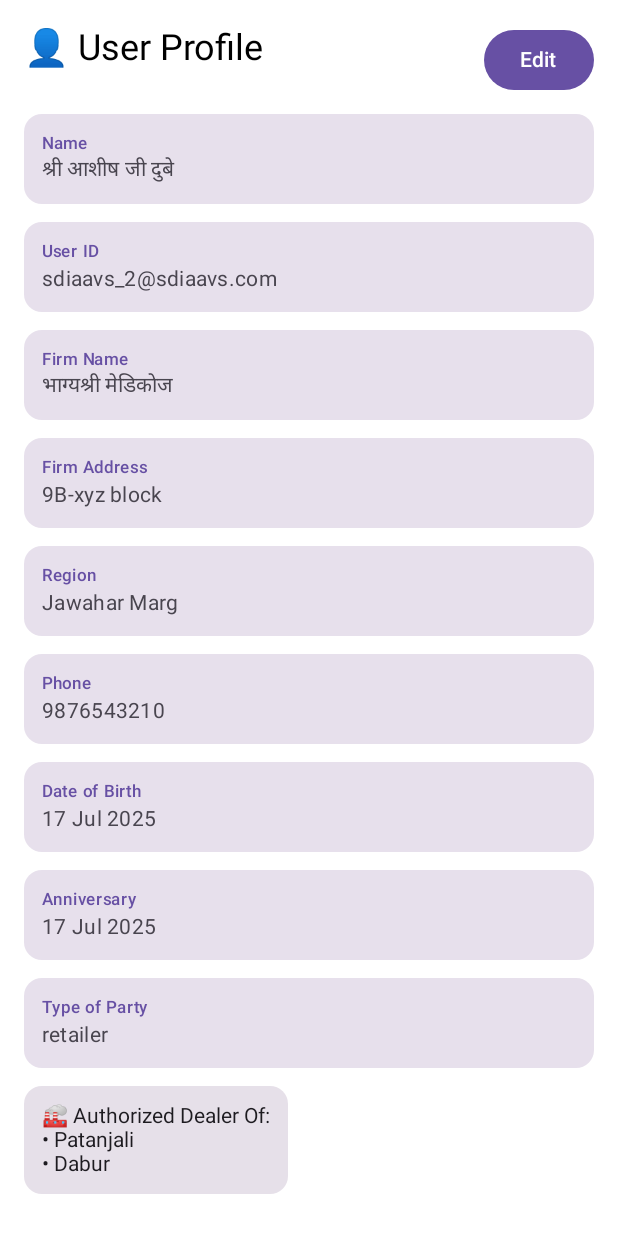
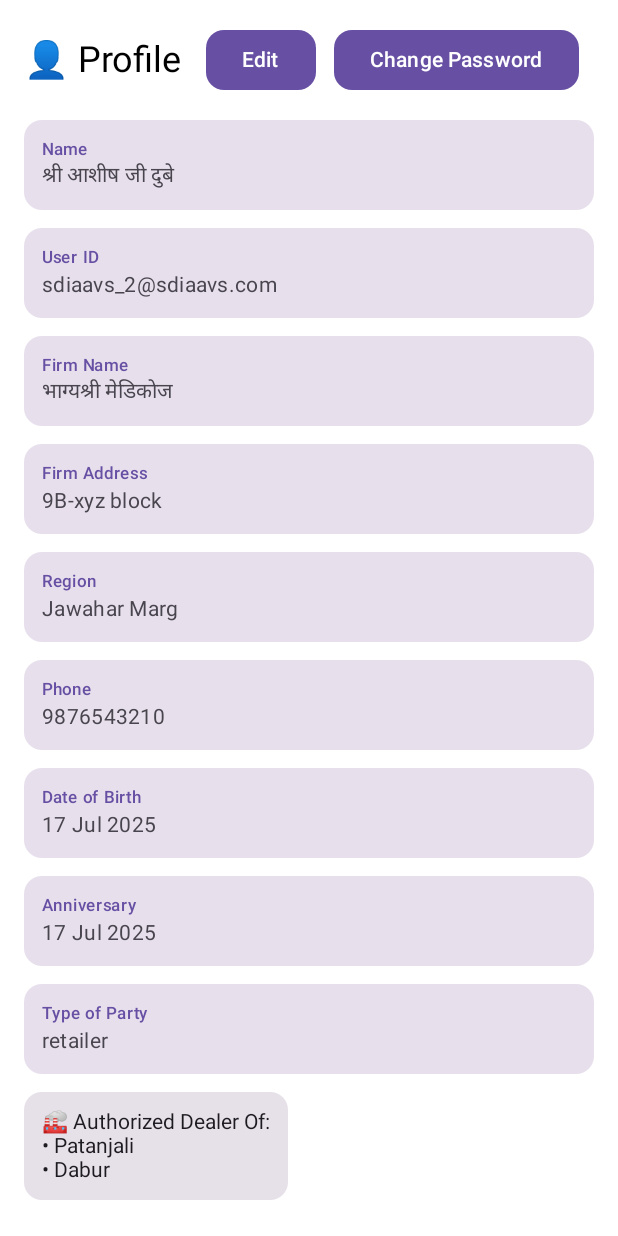
Before and after one commit to Hrishikesh30/SDIAAVS, an Android app built with Jetpack Compose: the @Preview function ProfileContentPreview, on a phone screen of 412 x 824 dp. Run offline under Robolectric (Android 15) with nearby library versions, the phone set to English and light mode, and no system bars; our stand-ins replace Firebase (no records; nobody signed in at launch, a user with empty details on screens opened directly).

Commit message:
Modified: UI of the profile page. Added new button for change Password in UI

```diff
--- a/app/src/main/java/com/example/sdiaavs/ui/content/ProfilePage.kt
+++ b/app/src/main/java/com/example/sdiaavs/ui/content/ProfilePage.kt
@@ -14,7 +14,9 @@ import androidx.compose.foundation.layout.fillMaxSize
 import androidx.compose.foundation.layout.fillMaxWidth
 import androidx.compose.foundation.layout.height
 import androidx.compose.foundation.layout.padding
+import androidx.compose.foundation.layout.width
 import androidx.compose.foundation.rememberScrollState
+import androidx.compose.foundation.shape.RoundedCornerShape
 import androidx.compose.foundation.verticalScroll
 import androidx.compose.material.icons.Icons
 import androidx.compose.material.icons.filled.Close
@@ -26,6 +28,7 @@ import androidx.compose.material3.CardDefaults
 import androidx.compose.material3.CircularProgressIndicator
 import androidx.compose.material3.Icon
 import androidx.compose.material3.MaterialTheme
+import androidx.compose.material3.OutlinedButton
 import androidx.compose.material3.OutlinedTextField
 import androidx.compose.material3.Text
 import androidx.compose.material3.TextField
@@ -80,6 +83,13 @@ fun ProfilePage(
             },
             onCancel = {
                 profileViewModel.cancelEditing(u)
+            },
+            onPasswordUpdate = {
+                uid?.let {
+                    authViewModel.updatePassword(it, newPassword = "") {
+                        Toast.makeText(context, "Password updated", Toast.LENGTH_SHORT).show()
+                    }
+                }
             }
         )
     } ?: run {
@@ -98,7 +108,8 @@ fun ProfileContent(
     user: UserData,
     viewModel: ProfileViewModel,
     onSave: () -> Unit,
-    onCancel: () -> Unit
+    onCancel: () -> Unit,
+    onPasswordUpdate: () -> Unit
 ) {
     val isEditing by viewModel.isEditing
     val firmAddress by viewModel.firmAddress
@@ -106,6 +117,29 @@ fun ProfileContent(
     val phone by viewModel.phone
     val dob by viewModel.dob
     val anniversary by viewModel.anniversary
+    Column(modifier = Modifier.fillMaxSize()) {
+        // Row 1: Title
+        Row(
+            modifier = Modifier
+                .fillMaxWidth()
+                .padding(start = 16.dp, top = 16.dp, end = 16.dp),
+            verticalAlignment = Alignment.CenterVertically
+        ) {
+            Text(
+                text = "\uD83D\uDC64 Profile",
+                style = MaterialTheme.typography.headlineSmall
+            )
+            Spacer(modifier = Modifier.width(16.dp))
+            ProfileActionButtons(
+                onSave = onSave,
+                onCancel = onCancel,
+                onEdit = { viewModel.toggleEditing() },
+                onChangePassword = onPasswordUpdate,
+                isEditing = isEditing,
+                modifier = Modifier.alignByBaseline()
+            )
+        }
+
 
         Column(
             modifier = Modifier
@@ -113,32 +147,23 @@ fun ProfileContent(
                 .padding(16.dp),
             verticalArrangement = Arrangement.spacedBy(12.dp)
         ) {
-        Row(
-            modifier = Modifier.fillMaxWidth(),
-            horizontalArrangement = Arrangement.SpaceBetween
-        ) {
-            Text("👤 User Profile", style = MaterialTheme.typography.headlineSmall)
-
-            if (isEditing) {
-                Row(horizontalArrangement = Arrangement.spacedBy(8.dp)) {
-                    Button(onClick = onSave) { Text("Save") }
-                    Button(onClick = onCancel) { Text("Cancel") }
-                }
-            } else {
-                Button(onClick = { viewModel.toggleEditing() }) { Text("Edit") }
-            }
-        }
 
             ProfileField("Name", user.name ?: "-")
             ProfileField("User ID", user.email ?: "-")
             ProfileField("Firm Name", user.firmName ?: "-")
 
             if (isEditing) {
-            EditableProfileField("Firm Address", firmAddress) { viewModel.updateField("firmAddress", it) }
+                EditableProfileField(
+                    "Firm Address",
+                    firmAddress
+                ) { viewModel.updateField("firmAddress", it) }
                 EditableProfileField("Region", region) { viewModel.updateField("region", it) }
                 EditableProfileField("Phone", phone) { viewModel.updateField("phone", it) }
                 EditableDatePicker("Date of Birth", dob) { viewModel.updateField("dob", it) }
-            EditableDatePicker("Anniversary", anniversary) { viewModel.updateField("anniversary", it) }
+                EditableDatePicker(
+                    "Anniversary",
+                    anniversary
+                ) { viewModel.updateField("anniversary", it) }
 
             } else {
                 ProfileField("Firm Address", firmAddress)
@@ -149,7 +174,7 @@ fun ProfileContent(
             }
 
             ProfileField("Type of Party", user.typeOfParty ?: "-")
-        if(isEditing){
+            if (isEditing) {
                 EditableAuthDealer(profileViewModel = viewModel)
             }
             if (!user.authDOC.isNullOrEmpty()) {
@@ -162,6 +187,39 @@ fun ProfileContent(
                 }
             }
             Spacer(modifier = Modifier.height(100.dp))
+        }
+    }
+}
+
+@Composable
+fun ProfileActionButtons(
+    isEditing: Boolean,
+    onSave: () -> Unit,
+    onCancel: () -> Unit,
+    onEdit: () -> Unit,
+    onChangePassword: () -> Unit,
+    modifier: Modifier = Modifier
+) {
+    Row(
+        modifier = modifier,
+        horizontalArrangement = Arrangement.spacedBy(12.dp),
+        verticalAlignment = Alignment.CenterVertically
+    ) {
+        if (isEditing) {
+            Button(onClick = onSave, shape = RoundedCornerShape(12.dp)) {
+                Text("Save")
+            }
+            OutlinedButton(onClick = onCancel, shape = RoundedCornerShape(12.dp)) {
+                Text("Cancel")
+            }
+        } else {
+            Button(onClick = onEdit, shape = RoundedCornerShape(12.dp)) {
+                Text("Edit")
+            }
+            Button(onClick = onChangePassword, shape = RoundedCornerShape(12.dp)) {
+                Text("Change Password")
+            }
+        }
     }
 }
 
@@ -342,6 +400,7 @@ fun ProfileContentPreview() {
         user = mockUser,
         viewModel = mockViewModel,
         onSave = {},
-        onCancel = {}
+        onCancel = {},
+        onPasswordUpdate = {}
     )
 }
--- a/app/src/main/java/com/example/sdiaavs/viewModel/AuthViewModel.kt
+++ b/app/src/main/java/com/example/sdiaavs/viewModel/AuthViewModel.kt
@@ -26,6 +26,7 @@ class AuthViewModel(private val authRepo: AuthRepo = AuthRepo()) : ViewModel() {
             onResult(success)
         }
     }
+    fun updatePassword(uid: String, newPassword: String, onComplete: () -> Unit) {}
 
     // Function for sign out
     fun signOut() {
```
Lines whose indentation alone changed are shown as unchanged.
